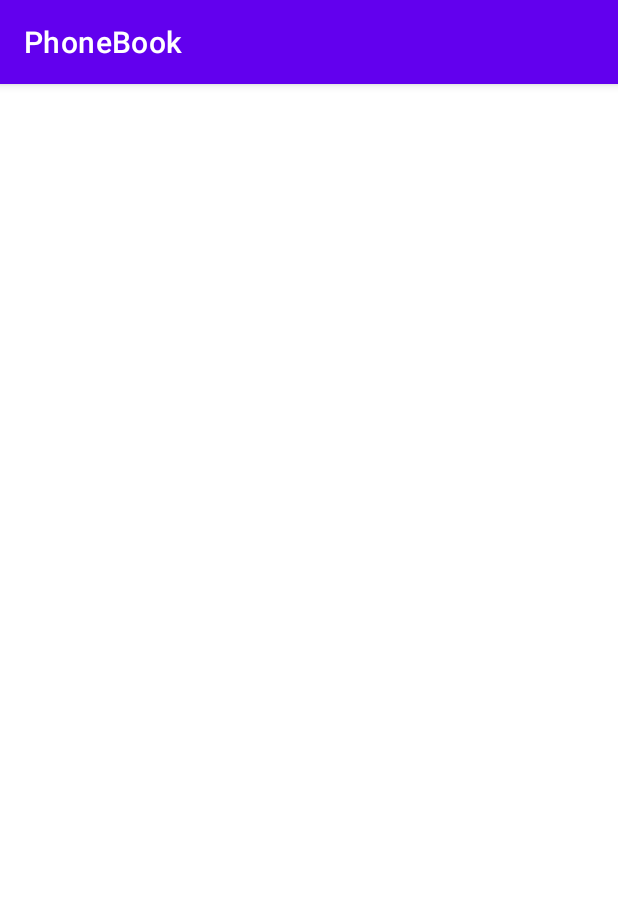
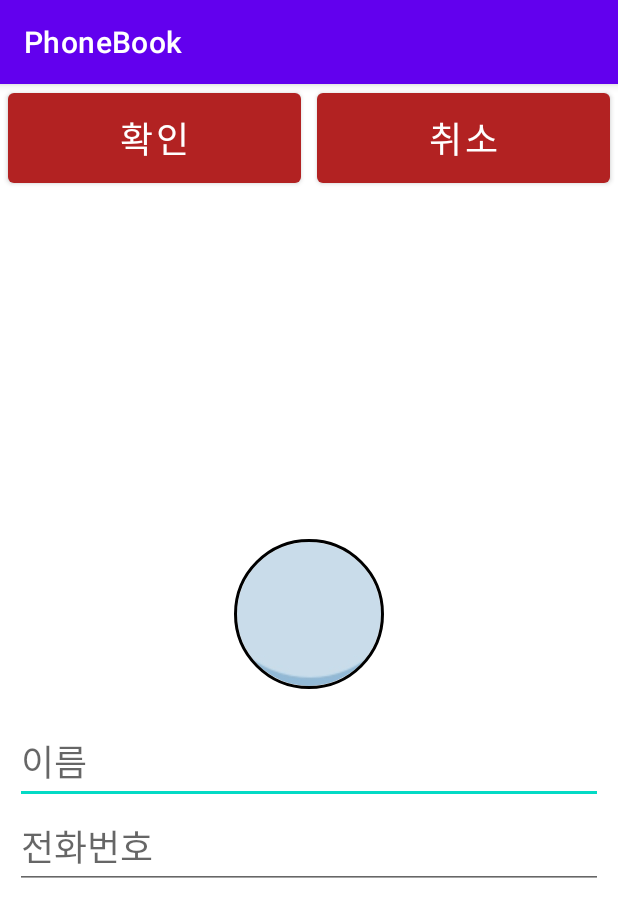
Before and after one commit to tmdgus2568/Phone-book, an Android app: the AddFriend screen opened directly, with no data from a screen before it, on a phone screen of 412 x 824 dp. Shown: the top 917 px of the screen. Run offline under Robolectric (Android 15) with nearby library versions, the phone set to English and light mode, and no system bars; our stand-ins replace CircleImageView.

Commit message:
feat: Add button&text view

```diff
--- a/app/src/main/java/com/example/phonebook/AddFriend.java
+++ b/app/src/main/java/com/example/phonebook/AddFriend.java
@@ -2,13 +2,65 @@ package com.example.phonebook;
 
 import androidx.appcompat.app.AppCompatActivity;
 
+import android.app.Activity;
+import android.content.Intent;
 import android.os.Bundle;
+import android.provider.MediaStore;
+import android.view.View;
+import android.widget.Button;
+import android.widget.TextView;
+import android.widget.Toast;
+
+import de.hdodenhof.circleimageview.CircleImageView;
 
 public class AddFriend extends AppCompatActivity {
+    CircleImageView imageView;
+    TextView textName, textPhone;
+    Button submitButton, cancelButton;
 
     @Override
     protected void onCreate(Bundle savedInstanceState) {
         super.onCreate(savedInstanceState);
         setContentView(R.layout.activity_add_friend);
+
+        imageView = findViewById(R.id.profile_image_add);
+        textName = findViewById(R.id.name_text_add);
+        textPhone = findViewById(R.id.phone_text_add);
+        submitButton = findViewById(R.id.submitButton);
+        cancelButton = findViewById(R.id.cancelButton);
+
+        // 취소버튼
+        cancelButton.setOnClickListener(new View.OnClickListener() {
+            @Override
+            public void onClick(View v) {
+                Intent intent = new Intent();
+                setResult(Activity.RESULT_OK, intent);
+                finish();
+            }
+        });
+
+        // 추가버튼
+        submitButton.setOnClickListener(new View.OnClickListener() {
+            @Override
+            public void onClick(View v) {
+                String name = textName.getText().toString();
+                String phone = textPhone.getText().toString();
+                if(name.length() == 0) {
+                    Toast.makeText(getApplicationContext(), "이름을 입력하세요", Toast.LENGTH_SHORT).show();
+                } else if(phone.length() == 0) {
+                    Toast.makeText(getApplicationContext(), "전화번호를 입력하세요", Toast.LENGTH_SHORT).show();
+                } else {
+                    finish();
+                }
+            }
+        });
+
+        // 이미지 추가
+        imageView.setOnClickListener(new View.OnClickListener() {
+            @Override
+            public void onClick(View v) {
+                return;
+            }
+        });
     }
 }
--- a/app/src/main/java/com/example/phonebook/PhonebookFragment.java
+++ b/app/src/main/java/com/example/phonebook/PhonebookFragment.java
@@ -1,5 +1,6 @@
 package com.example.phonebook;
 
+import android.content.Intent;
 import android.os.Bundle;
 import android.widget.ListView;
 
@@ -13,10 +14,13 @@ import androidx.annotation.NonNull;
 import androidx.annotation.Nullable;
 import androidx.fragment.app.Fragment;
 
+import com.google.android.material.floatingactionbutton.FloatingActionButton;
+
 import java.util.ArrayList;
 
 public class PhonebookFragment extends Fragment {
     ListView mListView;
+    FloatingActionButton fButton;
     @Nullable
     @Override
     public View onCreateView(@NonNull LayoutInflater inflater, @Nullable ViewGroup container, @Nullable Bundle savedInstanceState) {
@@ -24,15 +28,24 @@ public class PhonebookFragment extends Fragment {
 
         mListView = (ListView)v.findViewById(R.id.phone_list);
         ListAdapter adapter = new ListAdapter();
-
         // 아이템 넣는 부분
         String names[] = {"승현001", "승현002", "승현003", "승현004", "승현005", "승현006", "승현007", "승현008"};
         String phones[] = {"010-1111-1111", "010-2222-2222", "010-3333-3333", "010-4444-4444", "010-5555-5555", "010-6666-6666", "010-7777-7777", "010-8888-8888"};
         for(int i = 0; i < 8; i++) {
             adapter.addItem(names[i], phones[i]);
         }
+        mListView.setAdapter(adapter);
 
-        mListView.setAdapter(adapter);
+        fButton = (FloatingActionButton)v.findViewById(R.id.fab_add);
+        fButton.setOnClickListener(new View.OnClickListener() {
+            @Override
+            public void onClick(View v) {
+                Intent intent = new Intent(getActivity(), AddFriend.class);
+                startActivity(intent);
+            }
+        });
+
+
         return v;
     }
 
--- a/app/src/main/res/layout/activity_add_friend.xml
+++ b/app/src/main/res/layout/activity_add_friend.xml
@@ -1,9 +1,89 @@
 <?xml version="1.0" encoding="utf-8"?>
-<androidx.constraintlayout.widget.ConstraintLayout xmlns:android="http://schemas.android.com/apk/res/android"
+<LinearLayout xmlns:android="http://schemas.android.com/apk/res/android"
     xmlns:app="http://schemas.android.com/apk/res-auto"
     xmlns:tools="http://schemas.android.com/tools"
     android:layout_width="match_parent"
     android:layout_height="match_parent"
+    android:orientation="vertical"
     tools:context=".AddFriend">
 
-</androidx.constraintlayout.widget.ConstraintLayout>
+    <LinearLayout
+        android:layout_width="match_parent"
+        android:layout_height="wrap_content"
+        android:gravity="center"
+        android:orientation="horizontal">
+
+        <Button
+            android:id="@+id/submitButton"
+            android:layout_width="wrap_content"
+            android:layout_height="72dp"
+            android:layout_marginStart="5dp"
+            android:layout_marginLeft="5dp"
+            android:layout_marginEnd="5dp"
+            android:layout_marginRight="5dp"
+            android:layout_weight="1"
+            android:text="확인"
+            android:textSize="24sp"
+            app:backgroundTint="#B22222" />
+
+        <Button
+            android:id="@+id/cancelButton"
+            android:layout_width="wrap_content"
+            android:layout_height="72dp"
+            android:layout_marginStart="5dp"
+            android:layout_marginLeft="5dp"
+            android:layout_marginEnd="5dp"
+            android:layout_marginRight="5dp"
+            android:layout_weight="1"
+            android:text="취소"
+            android:textSize="24sp"
+            app:backgroundTint="#B22222" />
+    </LinearLayout>
+
+    <LinearLayout
+        android:layout_width="match_parent"
+        android:layout_height="match_parent"
+        android:gravity="center_horizontal|center_vertical"
+        android:orientation="vertical">
+
+        <de.hdodenhof.circleimageview.CircleImageView
+            android:id="@+id/profile_image_add"
+            android:layout_width="match_parent"
+            android:layout_height="100dp"
+            android:layout_marginStart="10dp"
+            android:layout_marginLeft="10dp"
+            android:layout_marginEnd="10dp"
+            android:layout_marginRight="10dp"
+            android:layout_marginBottom="20dp"
+            android:src="@drawable/profile"
+            app:civ_border_color="#FF000000"
+            app:civ_border_width="2dp" />
+
+        <EditText
+            android:id="@+id/name_text_add"
+            android:layout_width="match_parent"
+            android:layout_height="wrap_content"
+            android:layout_marginStart="10dp"
+            android:layout_marginLeft="10dp"
+            android:layout_marginEnd="10dp"
+            android:layout_marginRight="10dp"
+            android:ems="10"
+            android:hint="이름"
+            android:inputType="textPersonName"
+            android:textSize="24sp" />
+
+        <EditText
+            android:id="@+id/phone_text_add"
+            android:layout_width="match_parent"
+            android:layout_height="wrap_content"
+            android:layout_marginStart="10dp"
+            android:layout_marginLeft="10dp"
+            android:layout_marginEnd="10dp"
+            android:layout_marginRight="10dp"
+            android:ems="10"
+            android:hint="전화번호"
+            android:inputType="phone"
+            android:textSize="24sp" />
+    </LinearLayout>
+
+</LinearLayout>
```
